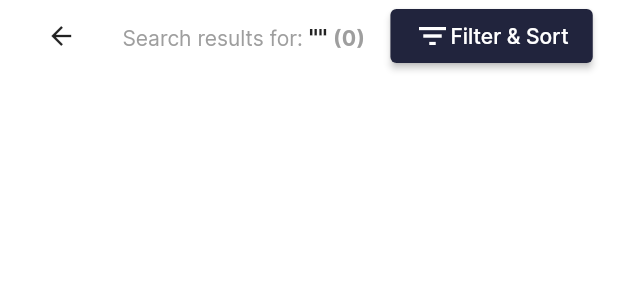
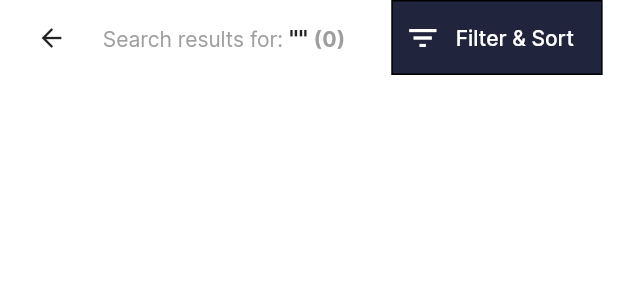
Before and after one commit to algolia/flutter-ecom-ui-template, a Flutter app: the SearchHeaderView widget shown alone on an empty page, opened directly with empty values, on a phone screen of 412 x 824 dp. Shown: the top 300 px of the screen. Run offline on Flutter 3.47's test engine with Material 2 defaults, Android fonts, the phone set to English and light mode, and no system bars; our stand-ins replace infinite_scroll_pagination, rxdart; missing offline and left inert: algolia, algolia_helper_flutter.

Commit message:
filter button

```diff
--- a/lib/data/product_repository.dart
+++ b/lib/data/product_repository.dart
@@ -88,6 +88,7 @@ class ProductRepository extends ChangeNotifier {
   }
 
   String get selectedIndexName => _hitsSearcher.snapshot().indexName;
+  int get appliedFiltersCount => _filterState.snapshot().getFilters().length;
 
   /// Get stream of shoes products.
   Stream<List<Product>> get shoes => _shoesSearcher.responses.map(
--- a/lib/ui/screens/products/components/search_header_view.dart
+++ b/lib/ui/screens/products/components/search_header_view.dart
@@ -1,4 +1,5 @@
 import 'package:flutter/material.dart';
+import 'package:flutter_ecom_demo/data/product_repository.dart';
 import 'package:flutter_ecom_demo/ui/screens/filters/filters_screen.dart';
 
 import '../../../app_theme.dart';
@@ -45,8 +46,13 @@ class SearchHeaderView extends StatelessWidget {
                     fontWeight: FontWeight.bold, color: Colors.grey)),
           ]),
         )),
-        ElevatedButton(
-            style: ElevatedButton.styleFrom(primary: AppTheme.darkBlue),
+        SizedBox(
+          width: 10,
+        ),
+        Container(
+          decoration:
+              BoxDecoration(color: AppTheme.darkBlue, border: Border.all()),
+          child: TextButton(
               onPressed: () => {
                     showModalBottomSheet(
                         context: context,
@@ -54,12 +60,36 @@ class SearchHeaderView extends StatelessWidget {
                           return const FiltersScreen();
                         })
                   },
-            child: Row(
-                mainAxisAlignment: MainAxisAlignment.center,
-                children: const [
-                  Icon(Icons.filter_list),
-                  Text("Filter & Sort"),
+              child:
+                  Row(mainAxisAlignment: MainAxisAlignment.center, children: [
+                const Icon(
+                  Icons.filter_list,
+                  color: Colors.white,
+                ),
+                const SizedBox(
+                  width: 10,
+                ),
+                const Text(
+                  "Filter & Sort",
+                  style: TextStyle(color: Colors.white),
+                ),
+                const SizedBox(
+                  width: 10,
+                ),
+                if (appliedFiltersCount != 0)
+                  Container(
+                    padding: const EdgeInsets.all(3),
+                    decoration: BoxDecoration(
+                        color: Colors.white,
+                        border: Border.all(),
+                        borderRadius: BorderRadius.circular(15)),
+                    child: Text(
+                      ' $appliedFiltersCount ',
+                      style: const TextStyle(color: AppTheme.darkBlue),
+                    ),
+                  ),
               ])),
+        ),
       ],
     );
   }
--- a/lib/ui/screens/products/search_results_screen.dart
+++ b/lib/ui/screens/products/search_results_screen.dart
@@ -25,8 +25,7 @@ class _SearchResultsScreen extends State<SearchResultsScreen> {
   Widget build(BuildContext context) {
     return Scaffold(
       appBar: const AppBarView(),
-      body: SafeArea(
-          child: Column(
+      body: Column(
         children: [
           Consumer<ProductRepository>(
               builder: (_, productRepository, __) =>
@@ -36,7 +35,11 @@ class _SearchResultsScreen extends State<SearchResultsScreen> {
                       if (snapshot.hasData) {
                         final data = snapshot.data!;
                         return SearchHeaderView(
-                            query: data.query, resultsCount: data.nbHits);
+                          query: data.query,
+                          resultsCount: data.nbHits,
+                          appliedFiltersCount:
+                              productRepository.appliedFiltersCount,
+                        );
                       } else {
                         return Container();
                       }
@@ -56,7 +59,7 @@ class _SearchResultsScreen extends State<SearchResultsScreen> {
                 )),
           ),
         ],
-      )),
+      ),
     );
   }
 
```
Lines whose indentation alone changed are shown as unchanged.
